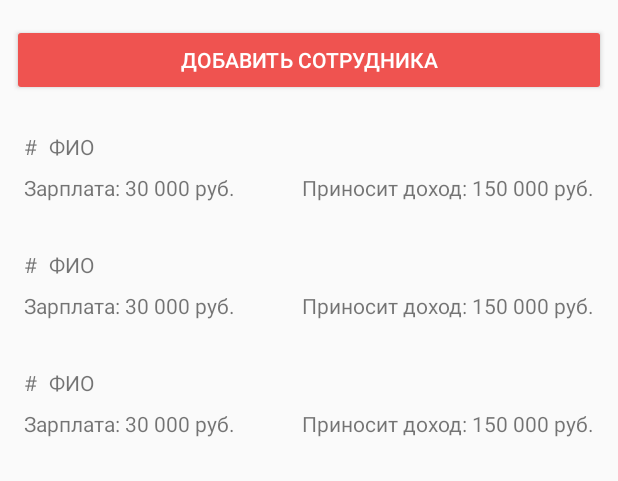
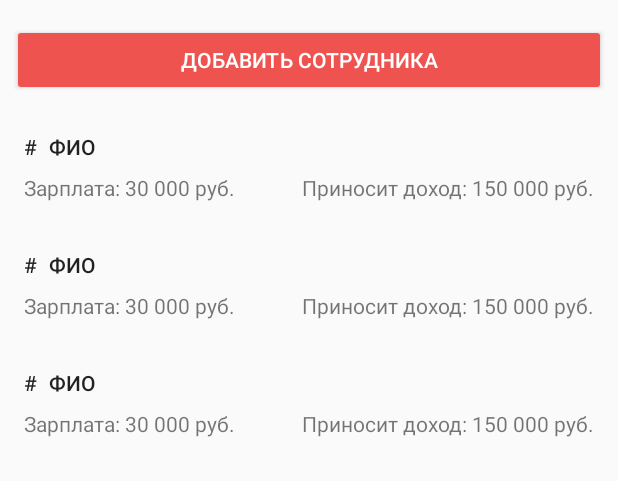
Before and after one commit to tigz19/MyTeam, an Android app: the layout team_list_activity.xml on its own in the app's theme, with its tools: preview values and no code run, on a phone screen of 412 x 824 dp. Shown: the top 481 px of the screen. Run offline under Robolectric (Android 15) with nearby library versions, the phone set to English and light mode, and no system bars.

Commit message:
Fix Employee list item layout

```diff
--- a/app/src/main/java/com/kocha/myteam/system/TeamListRecyclerViewAdapter.java
+++ b/app/src/main/java/com/kocha/myteam/system/TeamListRecyclerViewAdapter.java
@@ -31,7 +31,7 @@ public class TeamListRecyclerViewAdapter extends RecyclerView.Adapter<TeamListRe
 
     @Override
     public void onBindViewHolder(TeamListViewHolder holder, int position) {
-        holder.number.setText(position + 1 + ". ");
+        holder.number.setText(position + 1 + ".");
         holder.name.setText(employeeModels.get(position).name + " " + employeeModels.get(position).surname + " " + employeeModels.get(position).patronymic);
         holder.salary.setText("Зарплата: " + employeeModels.get(position).salary + " руб.");
         holder.income.setText("Приносит доход: " + employeeModels.get(position).income + " руб.");
--- a/app/src/main/res/layout/activity_team_list_recycler_view_item.xml
+++ b/app/src/main/res/layout/activity_team_list_recycler_view_item.xml
@@ -16,6 +16,7 @@
         android:layout_marginEnd="8dp"
         android:layout_marginRight="8dp"
         android:maxLines="2"
+        android:textAppearance="@style/TextAppearance.AppCompat.Body2"
         app:layout_constraintEnd_toEndOf="parent"
         app:layout_constraintStart_toEndOf="@+id/number"
         app:layout_constraintTop_toTopOf="@+id/number"
@@ -28,6 +29,7 @@
         android:layout_marginStart="8dp"
         android:layout_marginLeft="8dp"
         android:layout_marginTop="8dp"
+        android:textAppearance="@style/TextAppearance.AppCompat.Body2"
         app:layout_constraintStart_toStartOf="parent"
         app:layout_constraintTop_toTopOf="parent"
         tools:text="#" />
```
